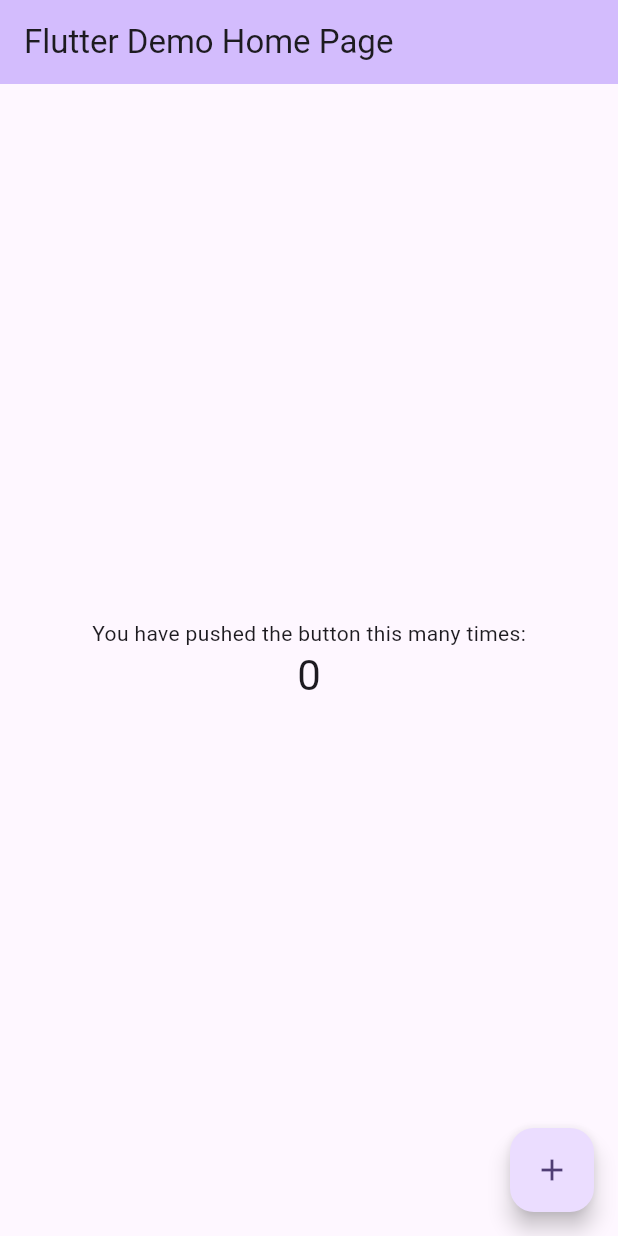
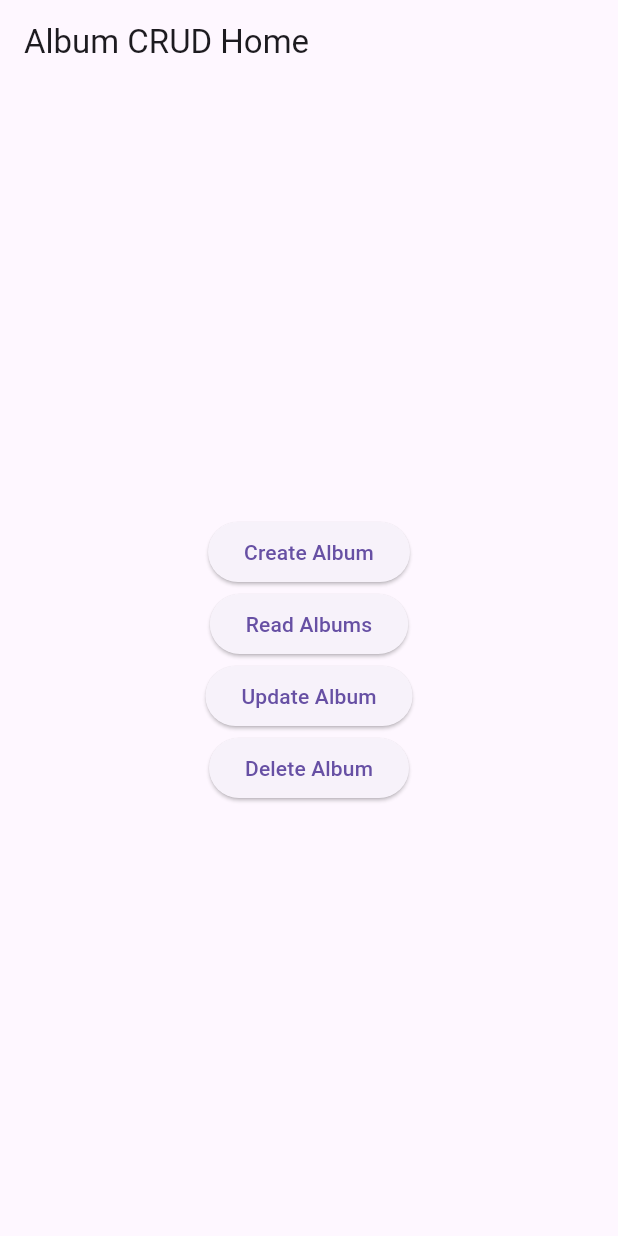
Before and after one commit to xxfrtppxx/mu-ict-dart-lab15, a Flutter app: the screen it shows after launch, on a phone screen of 412 x 824 dp. Run offline on Flutter 3.47's test engine with Material 3 defaults, Android fonts, the phone set to English and light mode, and no system bars.

Commit message:
starter pack for this project

```diff
--- a/api_test/lib/main.dart
+++ b/api_test/lib/main.dart
@@ -1,122 +1,29 @@
 import 'package:flutter/material.dart';
+import 'pages/home_page.dart';
+import 'pages/create_page.dart';
+import 'pages/read_page.dart';
+import 'pages/update_page.dart';
+import 'pages/delete_page.dart';
 
 void main() {
-  runApp(const MyApp());
+  runApp(MyApp());
 }
 
 class MyApp extends StatelessWidget {
   const MyApp({super.key});
 
-  // This widget is the root of your application.
   @override
   Widget build(BuildContext context) {
     return MaterialApp(
-      title: 'Flutter Demo',
-      theme: ThemeData(
-        // This is the theme of your application.
-        //
-        // TRY THIS: Try running your application with "flutter run". You'll see
-        // the application has a purple toolbar. Then, without quitting the app,
-        // try changing the seedColor in the colorScheme below to Colors.green
-        // and then invoke "hot reload" (save your changes or press the "hot
-        // reload" button in a Flutter-supported IDE, or press "r" if you used
-        // the command line to start the app).
-        //
-        // Notice that the counter didn't reset back to zero; the application
-        // state is not lost during the reload. To reset the state, use hot
-        // restart instead.
-        //
-        // This works for code too, not just values: Most code changes can be
-        // tested with just a hot reload.
-        colorScheme: ColorScheme.fromSeed(seedColor: Colors.deepPurple),
-      ),
-      home: const MyHomePage(title: 'Flutter Demo Home Page'),
+      title: 'Album CRUD Demo',
+      theme: ThemeData(primarySwatch: Colors.blue),
+      home: HomePage(),
+      routes: {
+        '/create': (context) => CreateAlbumPage(),
+        '/read': (context) => ReadAlbumPage(),
+        '/update': (context) => UpdateAlbumPage(),
+        '/delete': (context) => DeleteAlbumPage(),
+      },
     );
   }
 }
-
-class MyHomePage extends StatefulWidget {
-  const MyHomePage({super.key, required this.title});
-
-  // This widget is the home page of your application. It is stateful, meaning
-  // that it has a State object (defined below) that contains fields that affect
-  // how it looks.
-
-  // This class is the configuration for the state. It holds the values (in this
-  // case the title) provided by the parent (in this case the App widget) and
-  // used by the build method of the State. Fields in a Widget subclass are
-  // always marked "final".
-
-  final String title;
-
-  @override
-  State<MyHomePage> createState() => _MyHomePageState();
-}
-
-class _MyHomePageState extends State<MyHomePage> {
-  int _counter = 0;
-
-  void _incrementCounter() {
-    setState(() {
-      // This call to setState tells the Flutter framework that something has
-      // changed in this State, which causes it to rerun the build method below
-      // so that the display can reflect the updated values. If we changed
-      // _counter without calling setState(), then the build method would not be
-      // called again, and so nothing would appear to happen.
-      _counter++;
-    });
-  }
-
-  @override
-  Widget build(BuildContext context) {
-    // This method is rerun every time setState is called, for instance as done
-    // by the _incrementCounter method above.
-    //
-    // The Flutter framework has been optimized to make rerunning build methods
-    // fast, so that you can just rebuild anything that needs updating rather
-    // than having to individually change instances of widgets.
-    return Scaffold(
-      appBar: AppBar(
-        // TRY THIS: Try changing the color here to a specific color (to
-        // Colors.amber, perhaps?) and trigger a hot reload to see the AppBar
-        // change color while the other colors stay the same.
-        backgroundColor: Theme.of(context).colorScheme.inversePrimary,
-        // Here we take the value from the MyHomePage object that was created by
-        // the App.build method, and use it to set our appbar title.
-        title: Text(widget.title),
-      ),
-      body: Center(
-        // Center is a layout widget. It takes a single child and positions it
-        // in the middle of the parent.
-        child: Column(
-          // Column is also a layout widget. It takes a list of children and
-          // arranges them vertically. By default, it sizes itself to fit its
-          // children horizontally, and tries to be as tall as its parent.
-          //
-          // Column has various properties to control how it sizes itself and
-          // how it positions its children. Here we use mainAxisAlignment to
-          // center the children vertically; the main axis here is the vertical
-          // axis because Columns are vertical (the cross axis would be
-          // horizontal).
-          //
-          // TRY THIS: Invoke "debug painting" (choose the "Toggle Debug Paint"
-          // action in the IDE, or press "p" in the console), to see the
-          // wireframe for each widget.
-          mainAxisAlignment: MainAxisAlignment.center,
-          children: <Widget>[
-            const Text('You have pushed the button this many times:'),
-            Text(
-              '$_counter',
-              style: Theme.of(context).textTheme.headlineMedium,
-            ),
-          ],
-        ),
-      ),
-      floatingActionButton: FloatingActionButton(
-        onPressed: _incrementCounter,
-        tooltip: 'Increment',
-        child: const Icon(Icons.add),
-      ), // This trailing comma makes auto-formatting nicer for build methods.
-    );
-  }
-}
--- /dev/null
+++ b/api_test/lib/pages/home_page.dart
@@ -0,0 +1,36 @@
+
+import 'package:flutter/material.dart';
+
+class HomePage extends StatelessWidget {
+  const HomePage({super.key});
+
+  @override
+  Widget build(BuildContext context) {
+    return Scaffold(
+      appBar: AppBar(title: Text('Album CRUD Home')),
+      body: Center(
+        child: Column(
+          mainAxisAlignment: MainAxisAlignment.center,
+          children: [
+            ElevatedButton(
+              onPressed: () => Navigator.pushNamed(context, '/create'),
+              child: Text("Create Album"),
+            ),
+            ElevatedButton(
+              onPressed: () => Navigator.pushNamed(context, '/read'),
+              child: Text("Read Albums"),
+            ),
+            ElevatedButton(
+              onPressed: () => Navigator.pushNamed(context, '/update'),
+              child: Text("Update Album"),
+            ),
+            ElevatedButton(
+              onPressed: () => Navigator.pushNamed(context, '/delete'),
+              child: Text("Delete Album"),
+            ),
+          ],
+        ),
+      ),
+    );
+  }
+}
```
Also changed, not shown: api_test/lib/pages/create_page.dart (added, +97 -0 lines), api_test/lib/pages/delete_page.dart (added, +82 -0 lines), api_test/lib/pages/read_page.dart (added, +82 -0 lines), api_test/lib/pages/update_page.dart (added, +99 -0 lines).
